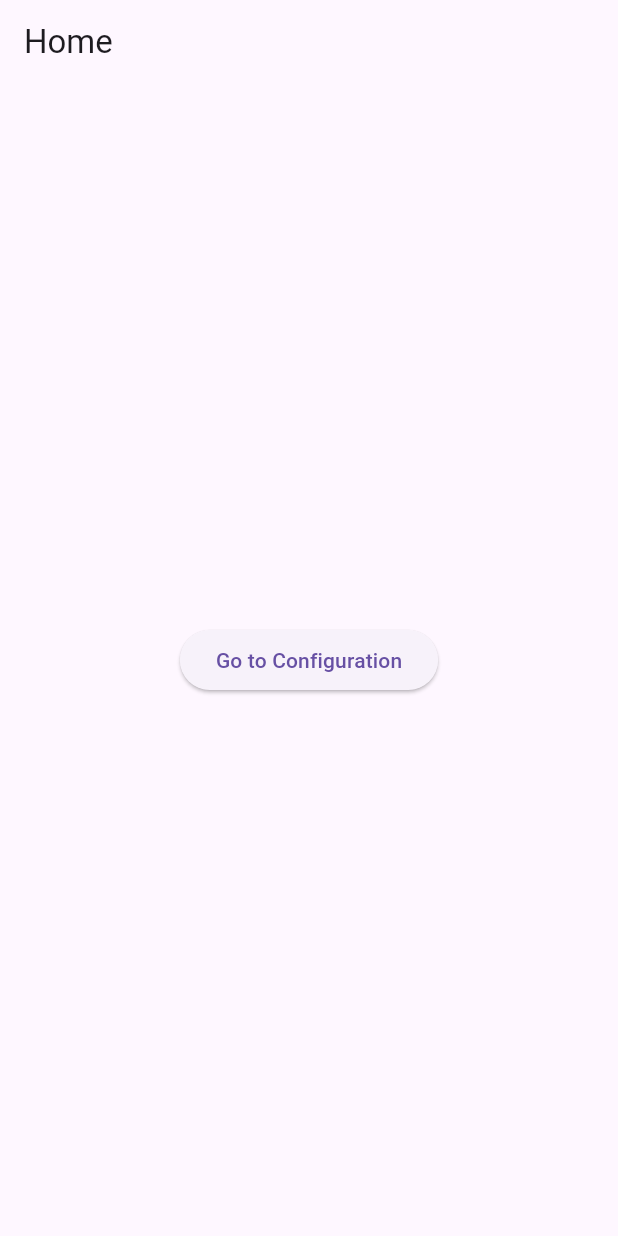
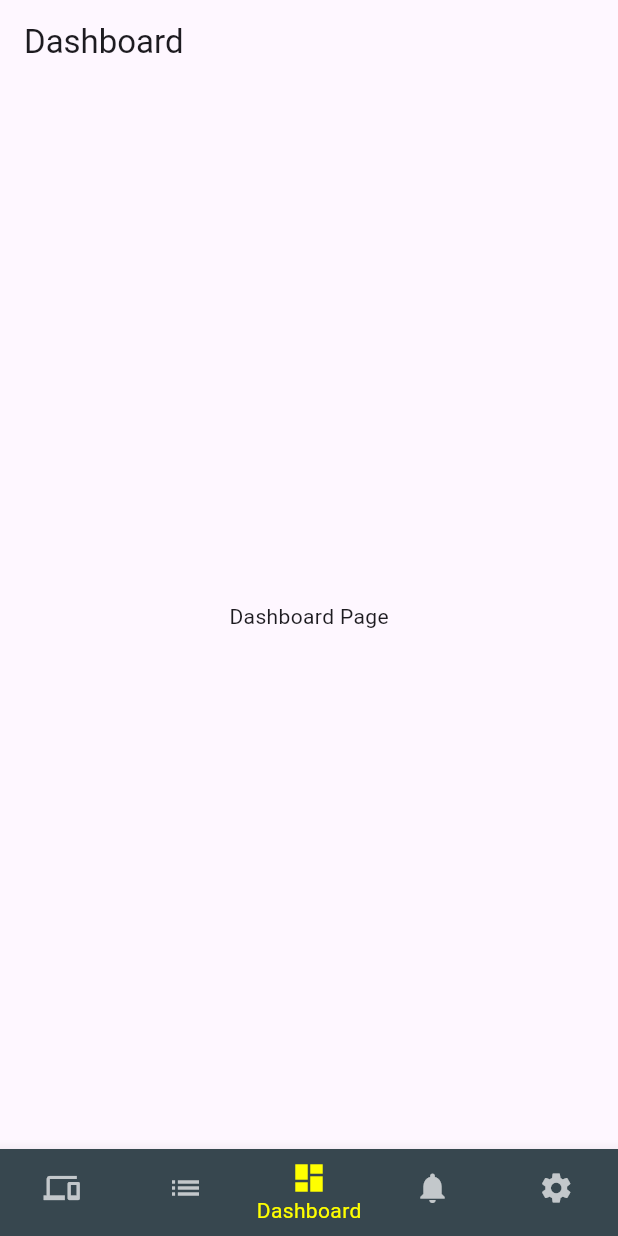
Before and after one commit to brunohreis/smart_home_control, a Flutter app: the screen it shows after launch, on a phone screen of 412 x 824 dp. Run offline on Flutter 3.47's test engine with Material 3 defaults, Android fonts, the phone set to English and light mode, and no system bars.

```diff
--- a/lib/core/routes/app_routes.dart
+++ b/lib/core/routes/app_routes.dart
@@ -1,19 +1,36 @@
+// lib/core/routes/app_routes.dart
 import 'package:flutter/material.dart';
 import 'package:smart_home_control/features/configuration/presentation/pages/configuration_page.dart';
-import 'package:smart_home_control/features/home/presentation/pages/home_page.dart';
+import 'package:smart_home_control/features/dashboard/presentation/pages/dashboard_page.dart';
+import 'package:smart_home_control/features/alerts/presentation/pages/alerts_page.dart';
+import 'package:smart_home_control/features/devices/presentation/pages/devices_page.dart';
+import 'package:smart_home_control/features/modes/presentation/pages/modes_page.dart';
+import 'package:smart_home_control/core/widget/bottom_nav_bar.dart';
 
 class AppRoutes {
   static const String home = '/';
   static const String configuration = '/configuration';
+  static const String dashboard = '/dashboard';
+  static const String modes = '/modes';
+  static const String alerts = '/alerts';
+  static const String devices = '/devices';
 
   static Route<dynamic> generateRoute(RouteSettings settings) {
     switch (settings.name) {
       case home:
-        return MaterialPageRoute(builder: (_) => HomePage());
+        return MaterialPageRoute(builder: (_) => const BottomNavBar());
       case configuration:
-        return MaterialPageRoute(builder: (_) => ConfigurationPage());
+        return MaterialPageRoute(builder: (_) => const ConfigurationPage());
+      case dashboard:
+        return MaterialPageRoute(builder: (_) => const DashboardPage());
+      case modes:
+        return MaterialPageRoute(builder: (_) => const ModesPage());
+      case alerts:
+        return MaterialPageRoute(builder: (_) => const AlertsPage());
+      case devices:
+        return MaterialPageRoute(builder: (_) => const DevicesPage());
       default:
-        return MaterialPageRoute(builder: (_) => HomePage());
+        return MaterialPageRoute(builder: (_) => const BottomNavBar());
     }
   }
 }
--- /dev/null
+++ b/lib/core/widget/bottom_nav_bar.dart
@@ -0,0 +1,77 @@
+// lib/core/widget/bottom_nav_bar.dart
+import 'package:flutter/material.dart';
+import 'package:smart_home_control/features/alerts/presentation/pages/alerts_page.dart';
+import 'package:smart_home_control/features/configuration/presentation/pages/configuration_page.dart';
+import 'package:smart_home_control/features/dashboard/presentation/pages/dashboard_page.dart';
+import 'package:smart_home_control/features/devices/presentation/pages/devices_page.dart';
+import 'package:smart_home_control/features/modes/presentation/pages/modes_page.dart';
+
+class BottomNavBar extends StatefulWidget {
+  const BottomNavBar({super.key});
+
+  @override
+  _BottomNavBarState createState() => _BottomNavBarState();
+}
+
+class _BottomNavBarState extends State<BottomNavBar> {
+  int _selectedIndex = 2;
+
+  final List<Widget> _pages = const [
+    DevicesPage(),
+    ModesPage(),
+    DashboardPage(),
+    AlertsPage(),
+    ConfigurationPage(),
+  ];
+
+  void _onItemTapped(int index) {
+    setState(() {
+      _selectedIndex = index;
+    });
+  }
+
+  @override
+  Widget build(BuildContext context) {
+    return Scaffold(
+      body: IndexedStack(
+        index: _selectedIndex,
+        children: _pages,
+      ),
+      bottomNavigationBar: BottomNavigationBar(
+        items: const <BottomNavigationBarItem>[
+          BottomNavigationBarItem(
+            icon: Icon(Icons.devices),
+            label: 'Devices',
+          ),
+          BottomNavigationBarItem(
+            icon: Icon(Icons.list),
+            label: 'Modes',
+          ),
+          BottomNavigationBarItem(
+            icon: Icon(Icons.dashboard),
+            label: 'Dashboard',
+          ),
+          BottomNavigationBarItem(
+            icon: Icon(Icons.notifications),
+            label: 'Alerts',
+          ),
+          BottomNavigationBarItem(
+            icon: Icon(Icons.settings),
+            label: 'Configuration',
+          ),
+        ],
+        currentIndex: _selectedIndex,
+        onTap: _onItemTapped,
+        backgroundColor: Colors.blueGrey[800], // Cor de fundo personalizada
+        selectedItemColor: Colors.yellowAccent, // Cor do item selecionado
+        unselectedItemColor: Colors.white70, // Cor do item não selecionado
+        iconSize: 24.0, // Tamanho dos ícones
+        showSelectedLabels: true,
+        showUnselectedLabels: false,
+        selectedFontSize: 14.0, // Tamanho da fonte do rótulo selecionado
+        unselectedFontSize: 12.0, // Tamanho da fonte do rótulo não selecionado
+        type: BottomNavigationBarType.fixed,
+      ),
+    );
+  }
+}
--- a/lib/features/configuration/presentation/pages/configuration_page.dart
+++ b/lib/features/configuration/presentation/pages/configuration_page.dart
@@ -1,11 +1,13 @@
 import 'package:flutter/material.dart';
 
 class ConfigurationPage extends StatelessWidget {
+  const ConfigurationPage({super.key});
+
   @override
   Widget build(BuildContext context) {
     return Scaffold(
-      appBar: AppBar(title: Text('Configuration')),
-      body: Center(
+      appBar: AppBar(title: const Text('Configuration')),
+      body: const Center(
         child: Text('Configuration Page'),
       ),
     );
--- /dev/null
+++ b/lib/features/dashboard/presentation/pages/dashboard_page.dart
@@ -0,0 +1,15 @@
+import 'package:flutter/material.dart';
+
+class DashboardPage extends StatelessWidget {
+  const DashboardPage({super.key});
+
+  @override
+  Widget build(BuildContext context) {
+    return Scaffold(
+      appBar: AppBar(title: const Text('Dashboard')),
+      body: const Center(
+        child: Text('Dashboard Page'),
+      ),
+    );
+  }
+}
--- a/lib/features/home/presentation/pages/home_page.dart
+++ /dev/null
@@ -1,19 +0,0 @@
-import 'package:flutter/material.dart';
-import 'package:smart_home_control/core/routes/app_routes.dart';
-
-class HomePage extends StatelessWidget {
-  @override
-  Widget build(BuildContext context) {
-    return Scaffold(
-      appBar: AppBar(title: Text('Home')),
-      body: Center(
-        child: ElevatedButton(
-          onPressed: () {
-            Navigator.pushNamed(context, AppRoutes.configuration);
-          },
-          child: Text('Go to Configuration'),
-        ),
-      ),
-    );
-  }
-}
--- a/lib/main.dart
+++ b/lib/main.dart
@@ -1,17 +1,29 @@
+// lib/main.dart
 import 'package:flutter/material.dart';
 import 'package:smart_home_control/core/routes/app_routes.dart';
+import 'package:smart_home_control/core/widget/bottom_nav_bar.dart';
 
 void main() {
-  runApp(MyApp());
+  runApp(const MyApp());
 }
 
 class MyApp extends StatelessWidget {
+  const MyApp({super.key});
+
   @override
   Widget build(BuildContext context) {
     return MaterialApp(
       title: 'Smart Home Control',
       onGenerateRoute: AppRoutes.generateRoute,
       initialRoute: AppRoutes.home,
+      theme: ThemeData(
+        bottomNavigationBarTheme: const BottomNavigationBarThemeData(
+          backgroundColor: Colors.blue, // Defina a cor de fundo aqui
+          selectedItemColor: Colors.white,
+          unselectedItemColor: Colors.grey,
+        ),
+      ),
+      home: const BottomNavBar(), // Defina o widget principal aqui
     );
   }
 }
```
Also changed, not shown: lib/features/alerts/presentation/pages/alerts_page.dart (added, +15 -0 lines), lib/features/devices/presentation/pages/devices_page.dart (added, +15 -0 lines), lib/features/modes/presentation/pages/modes_page.dart (added, +15 -0 lines), lib/features/home/data/home_repository.dart (deleted), lib/features/home/domain/home_entity.dart (deleted).
